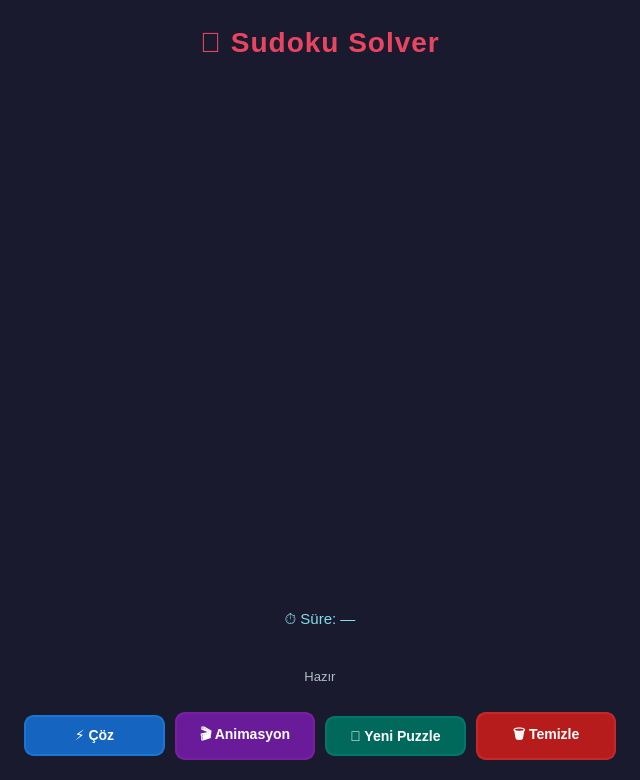
Qt form ui/MainWindow.ui (ydnAkif/SudokuSolverGui) before a commit.
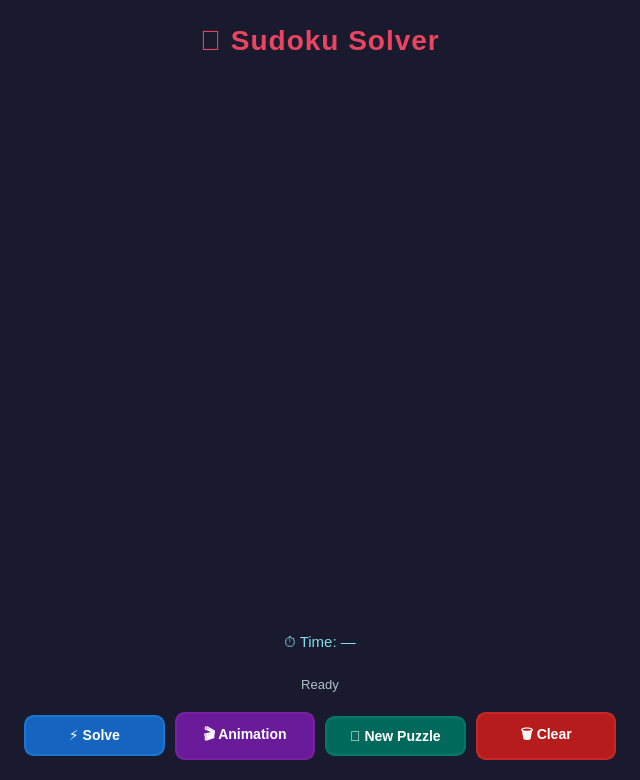
The same form after that commit. Custom widgets are drawn as their Qt base class.

The edit to the form file:
```diff
--- a/ui/MainWindow.ui
+++ b/ui/MainWindow.ui
@@ -12,8 +12,8 @@
         </property>
         <property name="minimumSize">
             <size>
-                <width>500</width>
-                <height>650</height>
+                <width>640</width>
+                <height>780</height>
             </size>
         </property>
         <property name="maximumSize">
@@ -132,6 +132,9 @@
         </property>
         <widget class="QWidget" name="centralwidget">
             <layout class="QVBoxLayout" name="mainLayout">
+                <property name="sizeConstraint">
+                    <enum>QLayout::SetMinimumSize</enum>
+                </property>
                 <property name="leftMargin">
                     <number>24</number>
                 </property>
@@ -169,14 +172,14 @@
                         </property>
                         <property name="minimumSize">
                             <size>
-                                <width>506</width>
-                                <height>506</height>
+                                <width>540</width>
+                                <height>540</height>
                             </size>
                         </property>
                         <property name="maximumSize">
                             <size>
-                                <width>506</width>
-                                <height>506</height>
+                                <width>540</width>
+                                <height>540</height>
                             </size>
                         </property>
                     </widget>
@@ -185,7 +188,7 @@
                 <item>
                     <widget class="QLabel" name="timeLabel">
                         <property name="text">
-                            <string>⏱ Süre: —</string>
+                            <string>⏱ Time: —</string>
                         </property>
                         <property name="alignment">
                             <set>Qt::AlignCenter</set>
@@ -196,7 +199,7 @@
                 <item>
                     <widget class="QLabel" name="statusLabel">
                         <property name="text">
-                            <string>Hazır</string>
+                            <string>Ready</string>
                         </property>
                         <property name="maximumHeight">
                             <number>40</number>
@@ -221,7 +224,7 @@
                                     <number>46</number>
                                 </property>
                                 <property name="text">
-                                    <string>⚡ Çöz</string>
+                                    <string>⚡ Solve</string>
                                 </property>
                                 <property name="cursor">
                                     <cursorShape>PointingHandCursor</cursorShape>
@@ -234,7 +237,7 @@
                                     <number>46</number>
                                 </property>
                                 <property name="text">
-                                    <string>🎬 Animasyon</string>
+                                    <string>🎬 Animation</string>
                                 </property>
                                 <property name="cursor">
                                     <cursorShape>PointingHandCursor</cursorShape>
@@ -247,7 +250,7 @@
                                     <number>46</number>
                                 </property>
                                 <property name="text">
-                                    <string>🎲 Yeni Puzzle</string>
+                                    <string>🎲 New Puzzle</string>
                                 </property>
                                 <property name="cursor">
                                     <cursorShape>PointingHandCursor</cursorShape>
@@ -260,7 +263,7 @@
                                     <number>46</number>
                                 </property>
                                 <property name="text">
-                                    <string>🗑 Temizle</string>
+                                    <string>🗑 Clear</string>
                                 </property>
                                 <property name="cursor">
                                     <cursorShape>PointingHandCursor</cursorShape>
```
Left out of the diff: 27 changed lines with no effect on the pictures.
